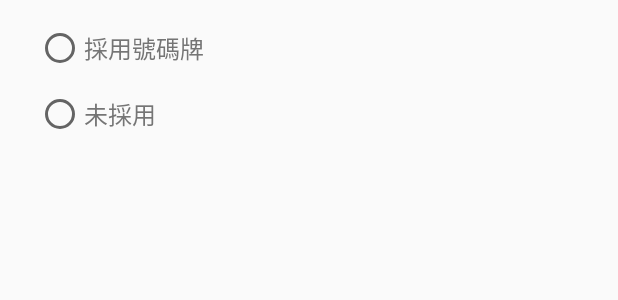
After one commit to jarvislin/drugstores, an Android app: the layout dialog_number_ticket.xml on its own in the app's theme, with its tools: preview values and no code run, on a phone screen of 412 x 824 dp. The commit adds this screen. Shown: the top 300 px of the screen. Run offline under Robolectric (Android 15) with nearby library versions, the light colour scheme and no system bars.

Commit message:
refactor: let users update the usage of number ticket

```diff
--- a/app/src/main/res/layout/activity_detail.xml
+++ b/app/src/main/res/layout/activity_detail.xml
@@ -111,7 +111,7 @@
                     android:layout_width="0dp"
                     android:layout_height="wrap_content"
                     android:layout_marginStart="8dp"
-                    android:text="請注意，此藥局採用號碼牌制度，實際庫存可能與數字有所落差。"
+                    tools:text="@string/is_number_ticket"
                     android:textColor="@color/secondaryText"
                     android:textSize="14sp"
                     app:layout_constraintBottom_toBottomOf="parent"
--- /dev/null
+++ b/app/src/main/res/layout/dialog_number_ticket.xml
@@ -0,0 +1,35 @@
+<?xml version="1.0" encoding="utf-8"?>
+<LinearLayout xmlns:android="http://schemas.android.com/apk/res/android"
+    android:layout_width="match_parent"
+    android:layout_height="wrap_content"
+    android:orientation="vertical"
+    android:paddingBottom="16dp">
+
+    <RadioGroup
+        android:id="@+id/radioGroup"
+        android:layout_width="wrap_content"
+        android:layout_height="wrap_content"
+        android:layout_marginTop="8dp">
+
+        <RadioButton
+            android:id="@+id/radioYes"
+            android:layout_width="wrap_content"
+            android:layout_height="wrap_content"
+            android:layout_marginStart="24dp"
+            android:layout_marginTop="8dp"
+            android:text="採用號碼牌"
+            android:textColor="@color/secondaryText"
+            android:textSize="16sp" />
+
+        <RadioButton
+            android:id="@+id/radioNo"
+            android:layout_width="wrap_content"
+            android:layout_height="wrap_content"
+            android:layout_marginStart="24dp"
+            android:layout_marginTop="12dp"
+            android:text="未採用"
+            android:textColor="@color/secondaryText"
+            android:textSize="16sp" />
+    </RadioGroup>
+
+</LinearLayout>
--- a/app/src/main/res/values/strings.xml
+++ b/app/src/main/res/values/strings.xml
@@ -7,6 +7,7 @@
     <string name="dial_error">無法開啟電話簿</string>
     <string name="id_note_title">購買規則</string>
     <string name="id_note_message">14 歲（含）以上健保卡，身分證字號末碼為雙號者（0、2、4、6、8）於每週二、四、六購買；末碼為單號者（1、3、5、7、9）可於每週一、三、五購買；週日則開放全民皆可購買。每人每次限購三片，七天內不能重複購買。13 歲（含）以下健保卡，不須符合單雙號規定，可購兒童口罩五片或成人口罩三片，七天內不能重複購買。</string>
+    <string name="id_new_note_message">每 14 天可買成人口罩 9 片或兒童口罩 10 片，不限單雙號。（購買後，隔 14 日才能再次購買）</string>
     <string name="hint_mask_amount">口罩以藥局實際存量為準，線上數量僅供參考。</string>
     <string name="option_empty">沒有了</string>
     <string name="option_warning">剩下不多</string>
@@ -15,6 +16,10 @@
     <string name="cancel">取消</string>
     <string name="version">版本 - %s</string>
     <string name="default_notification_channel_id">系統通知</string>
+    <string name="option_number_ticket">使用號碼牌</string>
+    <string name="option_not_number_ticket">未使用號碼牌</string>
+    <string name="is_number_ticket">此藥局採用號碼牌制度，實際庫存可能與數字有所落差。更新資訊</string>
+    <string name="is_not_number_ticket">此藥局未採用號碼牌制度。更新資訊</string>
     <string-array name="questions">
         <item>口罩存量怎麼來的？夠即時嗎？</item>
         <item>什麼情況下口罩存量會不準？</item>
--- a/domain/src/main/java/com/jarvislin/domain/interactor/DrugstoreUseCase.kt
+++ b/domain/src/main/java/com/jarvislin/domain/interactor/DrugstoreUseCase.kt
@@ -49,8 +49,8 @@ class DrugstoreUseCase(private val drugstoreRepository: DrugstoreRepository) {
         return drugstoreRepository.fetchMaskStatus(id)
     }
 
-    fun reportNumberTicket(id: String): Completable {
-        return drugstoreRepository.reportNumberTicket(id)
+    fun reportNumberTicket(id: String, isNumberTicket: Boolean): Completable {
+        return drugstoreRepository.reportNumberTicket(id, isNumberTicket)
     }
 
     fun fetchUsesNumberTicket(id: String): Maybe<Boolean> {
--- a/domain/src/main/java/com/jarvislin/domain/repository/DrugstoreRepository.kt
+++ b/domain/src/main/java/com/jarvislin/domain/repository/DrugstoreRepository.kt
@@ -20,7 +20,7 @@ interface DrugstoreRepository {
     fun fetchMaskStatus(id: String): Maybe<MaskStatus>
     fun isValidReportTime(): Boolean
     fun saveReportTime()
-    fun reportNumberTicket(id: String): Completable
+    fun reportNumberTicket(id: String, isNumberTicket: Boolean): Completable
     fun fetchUsesNumberTicket(id: String): Maybe<Boolean>
     fun fetchRecords(id: String): Maybe<List<MaskRecord>>
     fun isFirstLaunch(): Boolean
```
Also changed, not shown: app/src/main/java/com/jarvislin/drugstores/page/detail/DetailActivity.kt (+80 -19 lines), app/src/main/java/com/jarvislin/drugstores/page/detail/DetailViewModel.kt (+3 -4 lines), app/src/main/java/com/jarvislin/drugstores/repository/DrugstoreRepositoryImpl.kt (+2 -9 lines).
